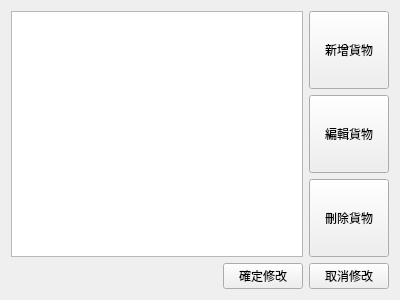
Qt form client/DepotSystemClient/Form/productmanagementform.ui (B10215037/DepotSystem) before a commit.
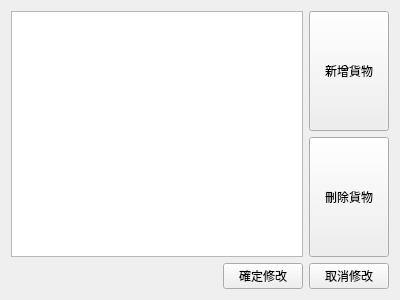
The same form after that commit.

What changed in the file:
```diff
--- a/client/DepotSystemClient/Form/productmanagementform.ui
+++ b/client/DepotSystemClient/Form/productmanagementform.ui
@@ -43,19 +43,6 @@
           </sizepolicy>
          </property>
          <property name="text">
-          <string>編輯貨物</string>
-         </property>
-        </widget>
-       </item>
-       <item>
-        <widget class="QPushButton" name="pushButton_5">
-         <property name="sizePolicy">
-          <sizepolicy hsizetype="Minimum" vsizetype="Minimum">
-           <horstretch>0</horstretch>
-           <verstretch>0</verstretch>
-          </sizepolicy>
-         </property>
-         <property name="text">
           <string>刪除貨物</string>
          </property>
         </widget>
```
